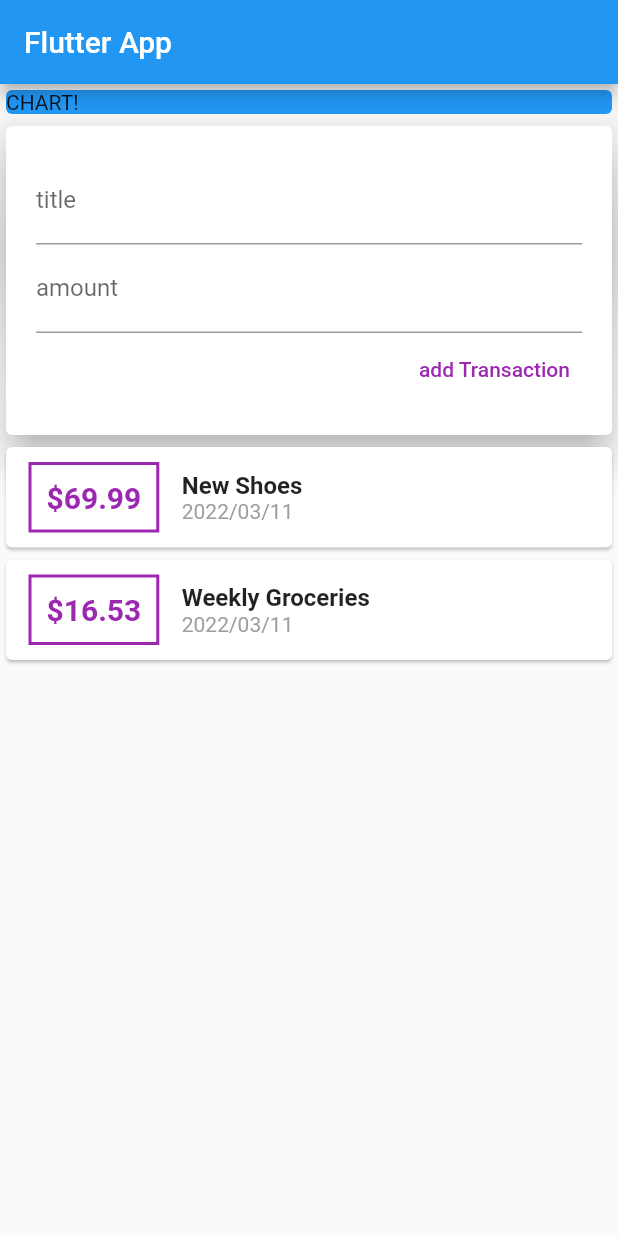
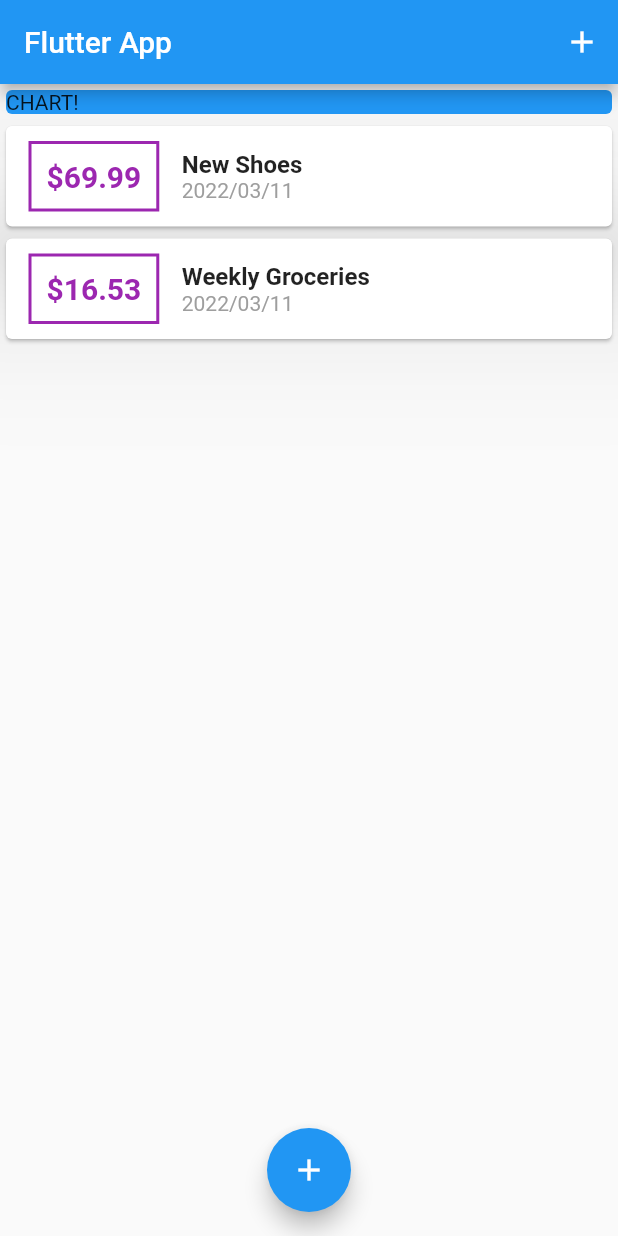
Before and after one commit to jumpjet0524/moneyexample, a Flutter app: the screen it shows after launch, on a phone screen of 412 x 824 dp. Run offline on Flutter 3.47's test engine with Material 2 defaults, Android fonts, the phone set to English and light mode, and no system bars.

```diff
--- a/lib/main.dart
+++ b/lib/main.dart
@@ -2,8 +2,8 @@ import 'package:flutter/material.dart';
 import 'package:moneyexample/widget/user_transaction.dart';
 
 import './widget/new_transaction.dart';
+import './models/transaction.dart';
 import './widget/transation_list.dart';
-
 
 void main() => runApp(const MyApp());
 
@@ -19,21 +19,68 @@ class MyApp extends StatelessWidget {
   }
 }
 
-class MyHomePage extends StatelessWidget {
-
-
+class MyHomePage extends StatefulWidget {
   // String? titleInput;
   // String? amountInput;
-  final titleController = TextEditingController();
-  final amountController = TextEditingController();
+  MyHomePage({Key? key}) : super(key: key);
 
-  MyHomePage({Key? key}) : super(key: key);
+  @override
+  State<MyHomePage> createState() => _MyHomePageState();
+}
+
+class _MyHomePageState extends State<MyHomePage> {
+  final List<Transaction> _userTransactions = [
+    Transaction(
+      id: 't1',
+      title: 'New Shoes',
+      amount: 69.99,
+      date: DateTime.now(),
+    ),
+    Transaction(
+      id: 't2',
+      title: 'Weekly Groceries',
+      amount: 16.53,
+      date: DateTime.now(),
+    ),
+  ];
+
+  void _addNewTransaction(String title, double amount) {
+    final newTx = Transaction(
+      id: DateTime.now().toString(),
+      title: title,
+      amount: amount,
+      date: DateTime.now(),
+    );
+    setState(() {
+      _userTransactions.add(newTx);
+    });
+  }
+
+  void _startAddNewTransaction(BuildContext ctx) {
+    showModalBottomSheet(
+      context: ctx,
+      builder: (bCtx) {
+        return GestureDetector(
+          onTap: (){},
+          child: NewTransaction(_addNewTransaction),
+        );
+      },
+    );
+  }
 
   @override
   Widget build(BuildContext context) {
     return Scaffold(
       appBar: AppBar(
         title: const Text('Flutter App'),
+        actions: [
+          IconButton(
+            onPressed: () {
+              _startAddNewTransaction(context);
+            },
+            icon: Icon(Icons.add),
+          )
+        ],
       ),
       body: SingleChildScrollView(
         child: Column(
@@ -48,9 +95,14 @@ class MyHomePage extends StatelessWidget {
                 elevation: 50,
               ),
             ),
-            UserTransaction()
+            TransactionList(_userTransactions),
           ],
         ),
+      ),
+      floatingActionButtonLocation: FloatingActionButtonLocation.centerFloat,
+      floatingActionButton: FloatingActionButton(
+        child: Icon(Icons.add),
+        onPressed: () => _startAddNewTransaction(context),
       ),
     );
   }
--- a/lib/widget/transation_list.dart
+++ b/lib/widget/transation_list.dart
@@ -30,7 +30,7 @@ class TransactionList extends StatelessWidget {
                   ),
                   padding: const EdgeInsets.all(10),
                   child: Text(
-                    '\$${transactions[index].amount}',
+                    '\$${transactions[index].amount?.toStringAsFixed(2)}',
                     style: const TextStyle(
                       fontWeight: FontWeight.bold,
                       fontSize: 20,
--- a/lib/widget/user_transaction.dart
+++ b/lib/widget/user_transaction.dart
@@ -1,51 +1,26 @@
-import 'package:flutter/material.dart';
-
-import './new_transaction.dart';
-import './transation_list.dart';
-import '../models/transaction.dart';
-
-class UserTransaction extends StatefulWidget {
-  const UserTransaction({Key? key}) : super(key: key);
-
-  @override
-  _UserTransactionState createState() => _UserTransactionState();
-}
-
-class _UserTransactionState extends State<UserTransaction> {
-  final List<Transaction> _userTransactions = [
-    Transaction(
-      id: 't1',
-      title: 'New Shoes',
-      amount: 69.99,
-      date: DateTime.now(),
-    ),
-    Transaction(
-      id: 't2',
-      title: 'Weekly Groceries',
-      amount: 16.53,
-      date: DateTime.now(),
-    ),
-  ];
-
-  void _addNewTransaction(String title, double amount) {
-    final newTx = Transaction(
-      id: DateTime.now().toString(),
-      title: title,
-      amount: amount,
-      date: DateTime.now(),
-    );
-    setState(() {
-      _userTransactions.add(newTx);
-    });
-  }
-
-  @override
-  Widget build(BuildContext context) {
-    return Column(
-      children: [
-        NewTransaction(_addNewTransaction),
-        TransactionList(_userTransactions),
-      ],
-    );
-  }
-}
+// import 'package:flutter/material.dart';
+//
+// import './new_transaction.dart';
+// import './transation_list.dart';
+// import '../models/transaction.dart';
+//
+// class UserTransaction extends StatefulWidget {
+//   const UserTransaction({Key? key}) : super(key: key);
+//
+//   @override
+//   _UserTransactionState createState() => _UserTransactionState();
+// }
+//
+// class _UserTransactionState extends State<UserTransaction> {
+//
+//
+//   @override
+//   Widget build(BuildContext context) {
+//     return Column(
+//       children: [
+//         NewTransaction(_addNewTransaction),
+//
+//       ],
+//     );
+//   }
+// }
```
Also changed, not shown: lib/widget/new_transaction.dart (+18 -7 lines).
